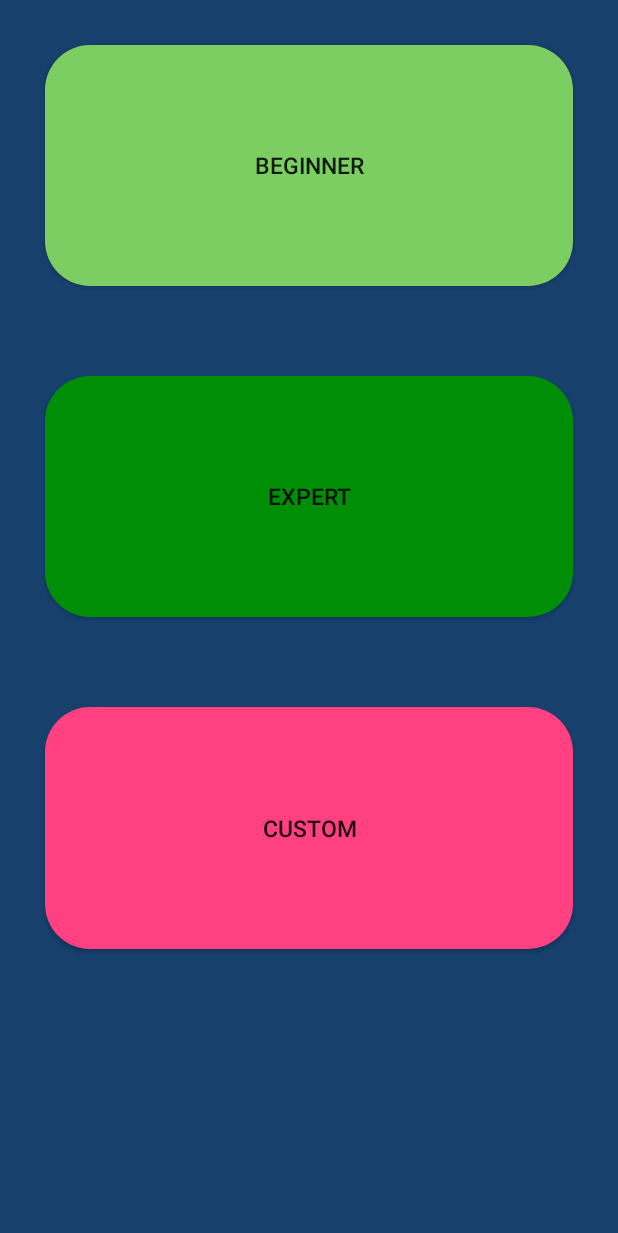
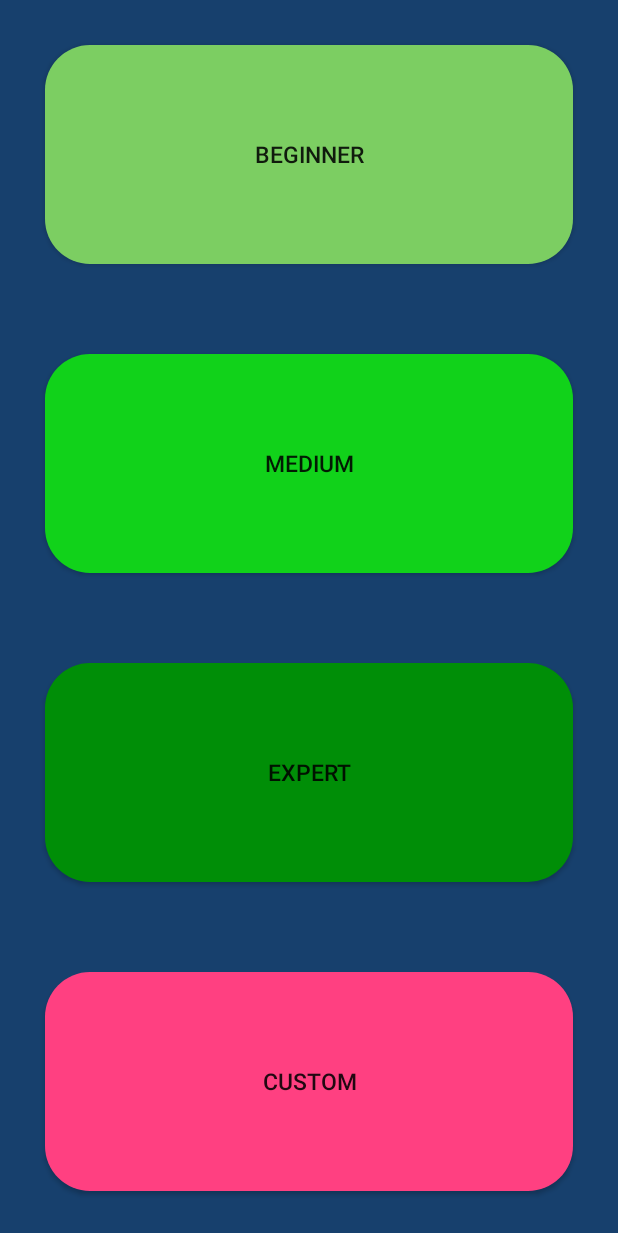
Before and after one commit to yigalangel/HIT-course, an Android app: the layout activity_start_game.xml on its own in the app's theme, with its tools: preview values and no code run, on a phone screen of 412 x 824 dp. Shown: the top 1233 px of the screen. Run offline under Robolectric (Android 15) with nearby library versions, the phone set to English and light mode, and no system bars.

Commit message:
adding button
adding back the button

```diff
--- a/app/src/main/res/layout/activity_start_game.xml
+++ b/app/src/main/res/layout/activity_start_game.xml
@@ -16,6 +16,17 @@
         android:layout_marginVertical="30dp"
         android:text="@string/beginner"
         android:textSize="7pt"/>
+
+    <Button
+        android:layout_width="match_parent"
+        android:layout_height="0dp"
+        android:background="@drawable/mediumbutton"
+        android:layout_weight="1"
+        android:layout_marginHorizontal="30dp"
+        android:layout_marginVertical="30dp"
+        android:text="@string/medium"
+        android:textSize="7pt"
+        />
 
     <Button
         android:layout_width="match_parent"
```
